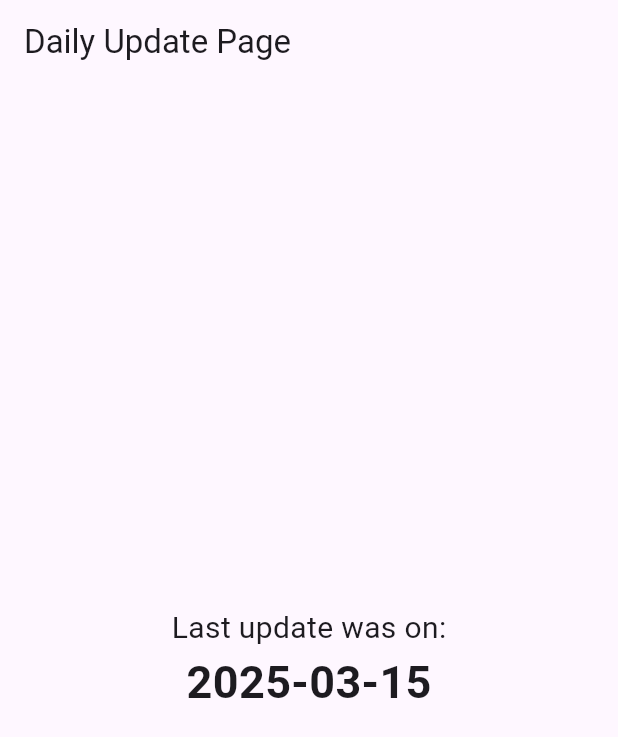
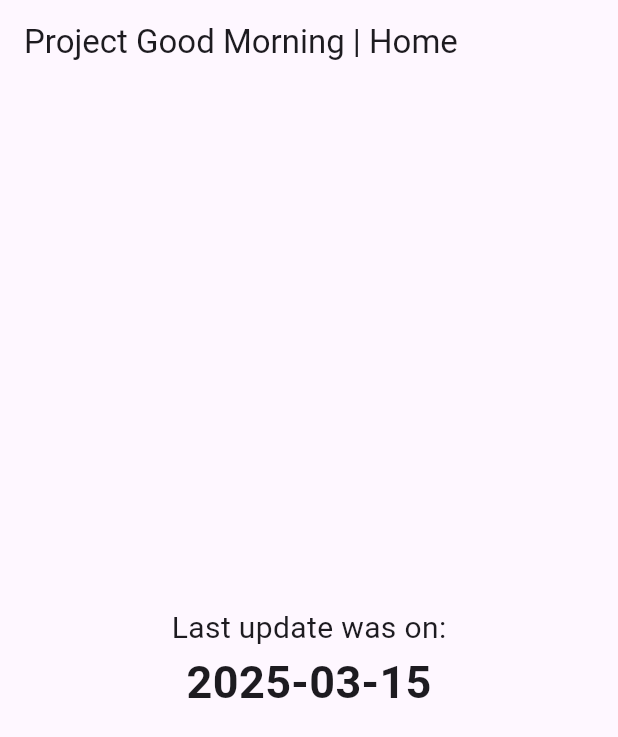
Before and after one commit to ProjectGoodMorning/pgm, a Flutter app: the screen it shows after launch, on a phone screen of 412 x 824 dp. Shown: the top 737 px of the screen. Run offline on Flutter 3.47's test engine with Material 3 defaults, Android fonts, the phone set to English and light mode, and no system bars; our stand-ins replace shared_preferences.

Commit message:
rename appbar text

```diff
--- a/lib/main.dart
+++ b/lib/main.dart
@@ -56,7 +56,7 @@
   Widget build(BuildContext context) {
     return Scaffold(
       appBar: AppBar(
-        title: const Text('Daily Update Page'),
+        title: const Text('Project Good Morning | Home'),
       ),
       body: Center(
         child: Column(
```
